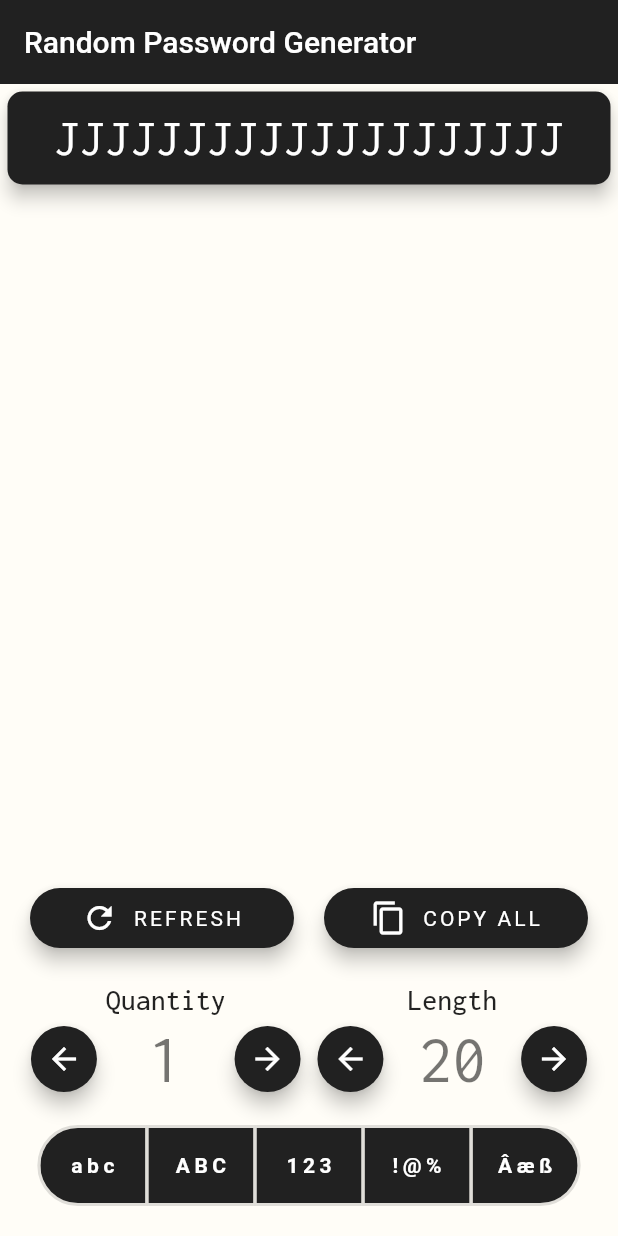
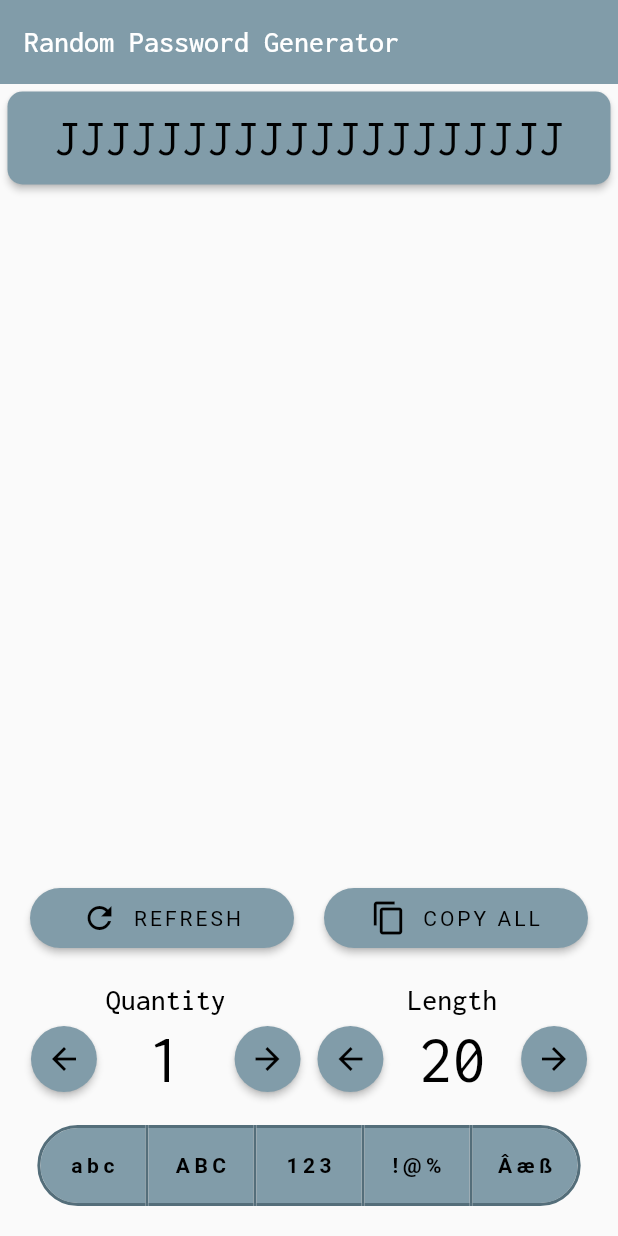
Before and after one commit to gustavomurad/random_password_generator, a Flutter app: the screen it shows after launch, on a phone screen of 412 x 824 dp. Run offline on Flutter 3.47's test engine with Material 2 defaults, Android fonts, the phone set to English and light mode, and no system bars; our stand-ins replace equatable, flutter_bloc, google_fonts.

Commit message:
Setup app for Play Store

```diff
--- a/lib/core/styles/colors.dart
+++ /dev/null
@@ -1,13 +0,0 @@
-import 'package:flutter/material.dart';
-
-const primaryColor = const Color(0xFF212121);
-const primaryColorLight = const Color(0xFF484848);
-const primaryColorDark = const Color(0xFF000000);
-
-const secondaryColor = const Color(0xFF757575);
-const secondaryColorLight = const Color(0xFFa4a4a4);
-const secondaryColorDark = const Color(0xFF494949);
-
-const backgroundColor = const Color(0xFFfffdf7);
-const textColorPrimary = const Color(0xFFffffff);
-const textColorSecondary = const Color(0xFFffffff);
--- /dev/null
+++ b/lib/core/styles/colors_theme_dark.dart
@@ -0,0 +1,15 @@
+import 'package:flutter/material.dart';
+
+/*
+https://material.io/resources/color/#!/?view.left=0&view.right=0
+ */
+abstract class ColorsThemeDark {
+  static const Color primaryColor = Color(0xFF212121);
+  static const Color primaryLightColor = Color(0xFF484848);
+  static const Color primaryDarkColor = Color(0xFF000000);
+  static const Color secondaryColor = Color(0xFF616161);
+  static const Color secondaryLightColor = Color(0xFF8e8e8e);
+  static const Color secondaryDarkColor = Color(0xFF373737);
+  static const Color primaryTextColor = Color(0xFFffffff);
+  static const Color secondaryTextColor = Color(0xFFffffff);
+}
--- /dev/null
+++ b/lib/core/styles/colors_theme_light.dart
@@ -0,0 +1,15 @@
+import 'package:flutter/material.dart';
+
+/*
+https://material.io/resources/color/#!/?view.left=0&view.right=0
+ */
+abstract class ColorsThemeLight {
+  static const Color primaryColor = Color(0xFF546e7a);
+  static const Color primaryLightColor = Color(0xFF819ca9);
+  static const Color primaryDarkColor = Color(0xFF29434e);
+  static const Color secondaryColor = Color(0xFFcfd8dc);
+  static const Color secondaryLightColor = Color(0xFFffffff);
+  static const Color secondaryDarkColor = Color(0xFF9ea7aa);
+  static const Color primaryTextColor = Color(0xFF000000);
+  static const Color secondaryTextColor = Color(0xFF000000);
+}
--- /dev/null
+++ b/lib/core/styles/text_theme_dark.dart
@@ -0,0 +1,73 @@
+import 'package:flutter/material.dart';
+import 'package:google_fonts/google_fonts.dart';
+import 'package:random_password_generator/core/styles/colors_theme_dark.dart';
+
+abstract class TextThemeDark {
+  static TextTheme get({required ThemeData baseTheme}) => TextTheme(
+        bodyText1: GoogleFonts.inconsolata(
+          textStyle: baseTheme.textTheme.bodyText1!.copyWith(
+            color: ColorsThemeDark.primaryTextColor,
+          ),
+        ),
+        bodyText2: GoogleFonts.inconsolata(
+          textStyle: baseTheme.textTheme.bodyText2!.copyWith(
+            color: ColorsThemeDark.primaryTextColor,
+          ),
+        ),
+        button: GoogleFonts.inconsolata(
+          textStyle: baseTheme.textTheme.button!.copyWith(
+            color: ColorsThemeDark.primaryTextColor,
+          ),
+        ),
+        subtitle1: GoogleFonts.inconsolata(
+          textStyle: baseTheme.textTheme.subtitle1!.copyWith(
+            color: ColorsThemeDark.primaryTextColor,
+          ),
+        ),
+        subtitle2: GoogleFonts.inconsolata(
+          textStyle: baseTheme.textTheme.subtitle2!.copyWith(
+            color: ColorsThemeDark.primaryTextColor,
+          ),
+        ),
+        caption: GoogleFonts.inconsolata(
+          textStyle: baseTheme.textTheme.caption!.copyWith(
+            color: ColorsThemeDark.primaryTextColor,
+          ),
+        ),
+        headline1: GoogleFonts.inconsolata(
+          textStyle: baseTheme.textTheme.headline1!.copyWith(
+            color: ColorsThemeDark.primaryTextColor,
+          ),
+        ),
+        headline2: GoogleFonts.inconsolata(
+          textStyle: baseTheme.textTheme.headline2!.copyWith(
+            color: ColorsThemeDark.primaryTextColor,
+          ),
+        ),
+        headline3: GoogleFonts.inconsolata(
+          textStyle: baseTheme.textTheme.headline3!.copyWith(
+            color: ColorsThemeDark.primaryTextColor,
+          ),
+        ),
+        headline4: GoogleFonts.inconsolata(
+          textStyle: baseTheme.textTheme.headline4!.copyWith(
+            color: ColorsThemeDark.primaryTextColor,
+          ),
+        ),
+        headline5: GoogleFonts.inconsolata(
+          textStyle: baseTheme.textTheme.headline5!.copyWith(
+            color: ColorsThemeDark.primaryTextColor,
+          ),
+        ),
+        headline6: GoogleFonts.inconsolata(
+          textStyle: baseTheme.textTheme.headline6!.copyWith(
+            color: ColorsThemeDark.primaryTextColor,
+          ),
+        ),
+        overline: GoogleFonts.inconsolata(
+          textStyle: baseTheme.textTheme.overline!.copyWith(
+            color: ColorsThemeDark.primaryTextColor,
+          ),
+        ),
+      );
+}
--- /dev/null
+++ b/lib/core/styles/text_theme_light.dart
@@ -0,0 +1,73 @@
+import 'package:flutter/material.dart';
+import 'package:google_fonts/google_fonts.dart';
+import 'package:random_password_generator/core/styles/colors_theme_light.dart';
+
+abstract class TextThemeLight {
+  static TextTheme get({required ThemeData baseTheme}) => TextTheme(
+        bodyText1: GoogleFonts.inconsolata(
+          textStyle: baseTheme.textTheme.bodyText1!.copyWith(
+            color: ColorsThemeLight.primaryTextColor,
+          ),
+        ),
+        bodyText2: GoogleFonts.inconsolata(
+          textStyle: baseTheme.textTheme.bodyText2!.copyWith(
+            color: ColorsThemeLight.primaryTextColor,
+          ),
+        ),
+        button: GoogleFonts.inconsolata(
+          textStyle: baseTheme.textTheme.button!.copyWith(
+            color: ColorsThemeLight.primaryTextColor,
+          ),
+        ),
+        subtitle1: GoogleFonts.inconsolata(
+          textStyle: baseTheme.textTheme.subtitle1!.copyWith(
+            color: ColorsThemeLight.primaryTextColor,
+          ),
+        ),
+        subtitle2: GoogleFonts.inconsolata(
+          textStyle: baseTheme.textTheme.subtitle2!.copyWith(
+            color: ColorsThemeLight.primaryTextColor,
+          ),
+        ),
+        caption: GoogleFonts.inconsolata(
+          textStyle: baseTheme.textTheme.caption!.copyWith(
+            color: ColorsThemeLight.primaryTextColor,
+          ),
+        ),
+        headline1: GoogleFonts.inconsolata(
+          textStyle: baseTheme.textTheme.headline1!.copyWith(
+            color: ColorsThemeLight.primaryTextColor,
+          ),
+        ),
+        headline2: GoogleFonts.inconsolata(
+          textStyle: baseTheme.textTheme.headline2!.copyWith(
+            color: ColorsThemeLight.primaryTextColor,
+          ),
+        ),
+        headline3: GoogleFonts.inconsolata(
+          textStyle: baseTheme.textTheme.headline3!.copyWith(
+            color: ColorsThemeLight.primaryTextColor,
+          ),
+        ),
+        headline4: GoogleFonts.inconsolata(
+          textStyle: baseTheme.textTheme.headline4!.copyWith(
+            color: ColorsThemeLight.primaryTextColor,
+          ),
+        ),
+        headline5: GoogleFonts.inconsolata(
+          textStyle: baseTheme.textTheme.headline5!.copyWith(
+            color: ColorsThemeLight.primaryTextColor,
+          ),
+        ),
+        headline6: GoogleFonts.inconsolata(
+          textStyle: baseTheme.textTheme.headline6!.copyWith(
+            color: ColorsThemeLight.primaryTextColor,
+          ),
+        ),
+        overline: GoogleFonts.inconsolata(
+          textStyle: baseTheme.textTheme.overline!.copyWith(
+            color: ColorsThemeLight.primaryTextColor,
+          ),
+        ),
+      );
+}
--- a/lib/core/styles/theme_dark.dart
+++ b/lib/core/styles/theme_dark.dart
@@ -1,63 +1,45 @@
 import 'package:flutter/material.dart';
 import 'package:flutter/widgets.dart';
-import 'package:google_fonts/google_fonts.dart';
-import 'colors.dart';
+import 'package:random_password_generator/core/styles/colors_theme_dark.dart';
+import 'package:random_password_generator/core/styles/text_theme_dark.dart';
 
 abstract class AppThemeDark {
   static ThemeData get() {
-    final ThemeData baseTheme = ThemeData.light();
+    final ThemeData baseTheme = ThemeData(
+      colorScheme: ColorScheme.dark(
+        primary: ColorsThemeDark.primaryColor,
+        primaryVariant: ColorsThemeDark.primaryDarkColor,
+        secondary: ColorsThemeDark.secondaryColor,
+        secondaryVariant: ColorsThemeDark.secondaryDarkColor,
+      ),
+    );
 
     return baseTheme.copyWith(
-      primaryTextTheme:
-          GoogleFonts.inconsolataTextTheme(baseTheme.primaryTextTheme),
-      textTheme: GoogleFonts.inconsolataTextTheme(baseTheme.textTheme),
-      accentTextTheme: GoogleFonts.inconsolataTextTheme(baseTheme.textTheme),
-      accentColor: secondaryColorDark,
-      accentColorBrightness: Brightness.dark,
-      primaryColor: primaryColor,
-      primaryColorDark: primaryColorDark,
-      primaryColorBrightness: Brightness.dark,
-      buttonTheme: baseTheme.buttonTheme.copyWith(
-        buttonColor: secondaryColorDark,
-      ),
+      primaryTextTheme: TextThemeDark.get(baseTheme: baseTheme),
+      textTheme: TextThemeDark.get(baseTheme: baseTheme),
       textButtonTheme: TextButtonThemeData(
         style: TextButton.styleFrom(
           textStyle: TextStyle(letterSpacing: 2),
-          elevation: 5,
+          elevation: 2,
           shape: RoundedRectangleBorder(
             borderRadius: BorderRadius.circular(50),
           ),
-          primary: textColorPrimary,
-          backgroundColor: primaryColorDark,
+          primary: ColorsThemeDark.primaryTextColor,
         ),
       ),
-      sliderTheme: SliderThemeData(
-        thumbColor: primaryColorDark,
-        activeTrackColor: primaryColorDark,
-        inactiveTrackColor: secondaryColorDark,
-      ),
-      chipTheme: ChipThemeData.fromDefaults(
-        primaryColor: primaryColorDark,
-        secondaryColor: secondaryColorDark,
-        labelStyle: TextStyle().copyWith(
-          color: textColorPrimary,
+      appBarTheme: AppBarTheme(color: ColorsThemeDark.primaryColor),
+      toggleButtonsTheme: ToggleButtonsThemeData(
+        fillColor: ColorsThemeDark.primaryColor,
+        color: ColorsThemeDark.secondaryColor,
+        selectedColor: ColorsThemeDark.primaryTextColor,
+        borderWidth: 2,
+        borderColor: ColorsThemeDark.secondaryLightColor,
+        selectedBorderColor: ColorsThemeDark.secondaryTextColor,
+        textStyle: TextStyle().copyWith(
           fontWeight: FontWeight.bold,
           letterSpacing: 3,
         ),
       ),
-      toggleButtonsTheme: ToggleButtonsThemeData(
-        fillColor: primaryColorDark,
-        selectedColor: textColorPrimary,
-        borderWidth: 2,
-        textStyle: TextStyle().copyWith(
-          color: textColorPrimary,
-          fontWeight: FontWeight.bold,
-          letterSpacing: 3,
-        ),
-      ),
-      scaffoldBackgroundColor: backgroundColor,
-      cardColor: backgroundColor,
-      backgroundColor: backgroundColor,
     );
   }
 }
--- a/lib/core/styles/theme_light.dart
+++ b/lib/core/styles/theme_light.dart
@@ -1,63 +1,46 @@
 import 'package:flutter/material.dart';
 import 'package:flutter/widgets.dart';
-import 'package:google_fonts/google_fonts.dart';
-import 'colors.dart';
+import 'package:random_password_generator/core/styles/colors_theme_light.dart';
+import 'package:random_password_generator/core/styles/text_theme_light.dart';
 
 abstract class AppThemeLight {
   static ThemeData get() {
-    final ThemeData baseTheme = ThemeData.light();
+    final ThemeData baseTheme = ThemeData(
+      colorScheme: ColorScheme.light(
+        primary: ColorsThemeLight.primaryColor,
+        primaryVariant: ColorsThemeLight.primaryDarkColor,
+        secondary: ColorsThemeLight.secondaryColor,
+        secondaryVariant: ColorsThemeLight.secondaryDarkColor,
+      ),
+    );
 
     return baseTheme.copyWith(
-      primaryTextTheme:
-          GoogleFonts.inconsolataTextTheme(baseTheme.primaryTextTheme),
-      textTheme: GoogleFonts.inconsolataTextTheme(baseTheme.textTheme),
-      accentTextTheme: GoogleFonts.inconsolataTextTheme(baseTheme.textTheme),
-      accentColor: secondaryColor,
-      accentColorBrightness: Brightness.light,
-      primaryColor: primaryColor,
-      primaryColorLight: primaryColorLight,
-      primaryColorBrightness: Brightness.light,
-      buttonTheme: baseTheme.buttonTheme.copyWith(
-        buttonColor: secondaryColor,
-      ),
+      primaryTextTheme: TextThemeLight.get(baseTheme: baseTheme),
+      textTheme: TextThemeLight.get(baseTheme: baseTheme),
       textButtonTheme: TextButtonThemeData(
         style: TextButton.styleFrom(
+          backgroundColor: ColorsThemeLight.primaryLightColor,
           textStyle: TextStyle(letterSpacing: 2),
-          elevation: 5,
+          elevation: 2,
           shape: RoundedRectangleBorder(
             borderRadius: BorderRadius.circular(50),
           ),
-          primary: textColorPrimary,
-          backgroundColor: primaryColor,
+          primary: ColorsThemeLight.secondaryTextColor,
         ),
       ),
-      sliderTheme: SliderThemeData(
-        thumbColor: primaryColor,
-        activeTrackColor: primaryColor,
-        inactiveTrackColor: primaryColorLight,
-      ),
-      chipTheme: ChipThemeData.fromDefaults(
-        primaryColor: primaryColorLight,
-        secondaryColor: secondaryColorLight,
-        labelStyle: TextStyle().copyWith(
-          color: textColorPrimary,
+      appBarTheme: AppBarTheme(color: ColorsThemeLight.primaryLightColor),
+      toggleButtonsTheme: ToggleButtonsThemeData(
+        fillColor: ColorsThemeLight.primaryLightColor,
+        color: ColorsThemeLight.primaryDarkColor,
+        selectedColor: ColorsThemeLight.secondaryTextColor,
+        borderWidth: 2,
+        borderColor: ColorsThemeLight.primaryLightColor,
+        selectedBorderColor: ColorsThemeLight.primaryColor,
+        textStyle: TextStyle().copyWith(
           fontWeight: FontWeight.bold,
           letterSpacing: 3,
         ),
       ),
-      toggleButtonsTheme: ToggleButtonsThemeData(
-        fillColor: primaryColor,
-        selectedColor: textColorPrimary,
-        borderWidth: 2,
-        textStyle: TextStyle().copyWith(
-          color: textColorPrimary,
-          fontWeight: FontWeight.bold,
-          letterSpacing: 3,
-        ),
-      ),
-      scaffoldBackgroundColor: backgroundColor,
-      cardColor: backgroundColor,
-      backgroundColor: backgroundColor,
     );
   }
 }
--- a/lib/features/presentation/components/number_picker.dart
+++ b/lib/features/presentation/components/number_picker.dart
@@ -36,7 +36,7 @@ class NumberPicker extends StatelessWidget {
               Expanded(
                 child: TextButton(
                   onPressed: this.value == this.minValue
-                      ? () =>this.onChanged(this.maxValue)
+                      ? () => this.onChanged(this.maxValue)
                       : () => this.onChanged(this.value - 1),
                   child: const Icon(Icons.arrow_back),
                   style: TextButton.styleFrom(
@@ -56,7 +56,7 @@ class NumberPicker extends StatelessWidget {
               Expanded(
                 child: TextButton(
                   onPressed: this.value == this.maxValue
-                      ? () =>this.onChanged(this.minValue)
+                      ? () => this.onChanged(this.minValue)
                       : () => this.onChanged(this.value + 1),
                   child: const Icon(Icons.arrow_forward),
                   style: TextButton.styleFrom(
--- a/lib/features/presentation/pages/home_page.dart
+++ b/lib/features/presentation/pages/home_page.dart
@@ -131,7 +131,9 @@ class _HomePageState extends State<HomePage> {
                                       }),
                                     ),
                                   ),
-                                  SizedBox(width: 10,),
+                                  SizedBox(
+                                    width: 10,
+                                  ),
                                   Expanded(
                                     child: PasswordLengthPicker(
                                       length: this.length,
--- a/lib/main.dart
+++ b/lib/main.dart
@@ -11,6 +11,9 @@ void main() {
   SystemChrome.setSystemUIOverlayStyle(SystemUiOverlayStyle(
     statusBarColor: Colors.transparent,
   ));
+  SystemChrome.setPreferredOrientations([
+    DeviceOrientation.portraitUp,
+  ]);
   runApp(MyApp());
 }
 
--- a/pubspec.yaml
+++ b/pubspec.yaml
@@ -15,7 +15,7 @@ publish_to: 'none' # Remove this line if you wish to publish to pub.dev
 # In iOS, build-name is used as CFBundleShortVersionString while build-number used as CFBundleVersion.
 # Read more about iOS versioning at
 # https://developer.apple.com/library/archive/documentation/General/Reference/InfoPlistKeyReference/Articles/CoreFoundationKeys.html
-version: 1.0.0+1
+version: 1.0.0+4
 
 environment:
   sdk: ">=2.12.0 <3.0.0"
```
Also changed, not shown: 4 other files.
